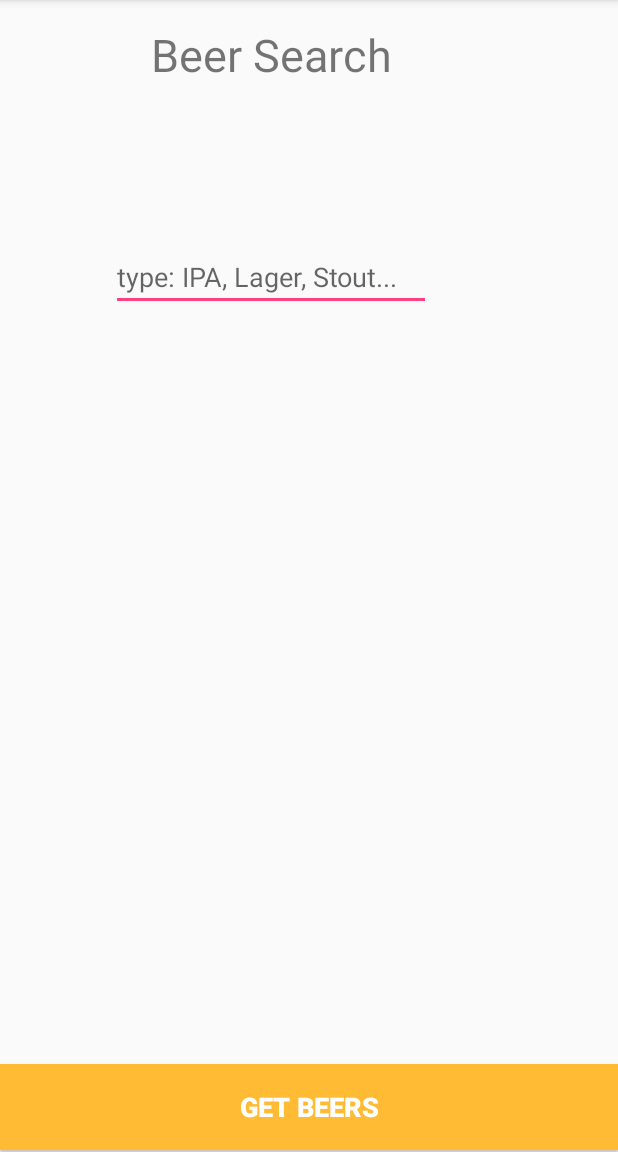
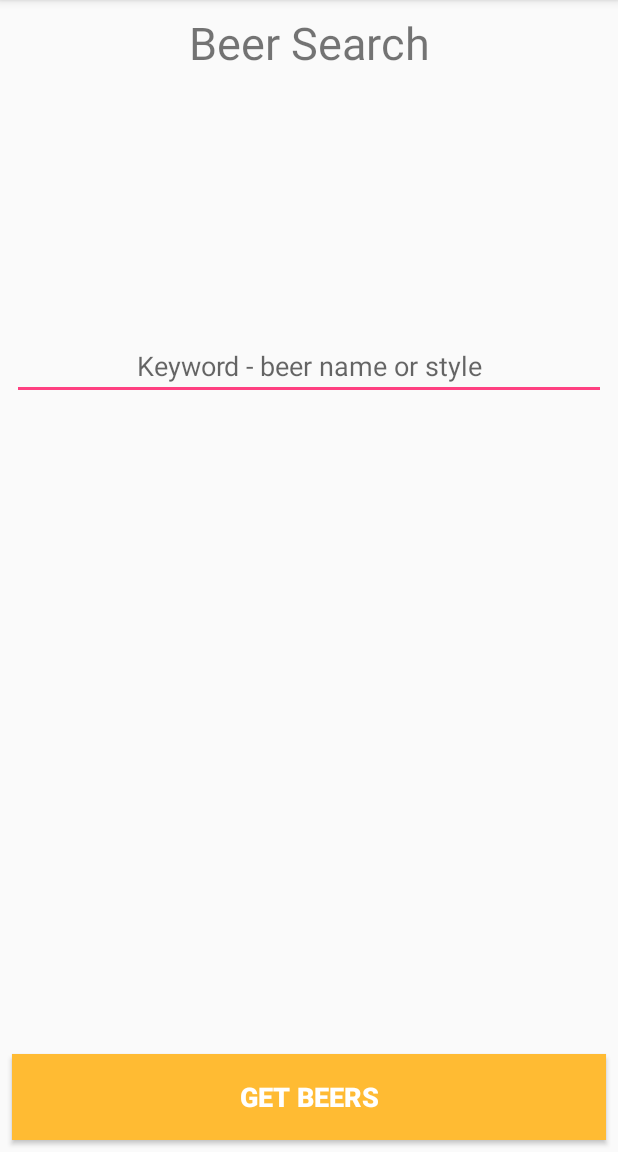
Before and after one commit to christiangmartinez/fizzy-quest, an Android app: the SearchActivity screen opened directly, with no data from a screen before it, on a phone screen of 412 x 824 dp, the part 84-1236 px from its top. Run offline under Robolectric (Android 15) with nearby library versions, the phone set to English and light mode, and no system bars; our stand-ins replace ButterKnife.

```diff
--- a/app/src/main/res/layout/activity_main.xml
+++ b/app/src/main/res/layout/activity_main.xml
@@ -30,7 +30,7 @@
         android:layout_height="0dp"
         android:scaleType="centerCrop"
         app:layout_constraintBottom_toBottomOf="parent"
-        app:layout_constraintHorizontal_bias="0.32"
+        app:layout_constraintHorizontal_bias="0.0"
         app:layout_constraintLeft_toLeftOf="parent"
         app:layout_constraintRight_toRightOf="parent"
         app:layout_constraintTop_toTopOf="parent"
--- a/app/src/main/res/layout/activity_search.xml
+++ b/app/src/main/res/layout/activity_search.xml
@@ -4,36 +4,40 @@
     xmlns:tools="http://schemas.android.com/tools"
     android:layout_width="match_parent"
     android:layout_height="match_parent"
-    tools:context="io.xtian.fizzyquest.ui.SearchActivity">
+    tools:context="io.xtian.fizzyquest.ui.SearchActivity"
+    tools:layout_editor_absoluteY="81dp"
+    tools:layout_editor_absoluteX="0dp">
 
     <EditText
         android:id="@+id/userParams"
-        android:layout_width="wrap_content"
+        android:layout_width="0dp"
         android:layout_height="wrap_content"
-        android:layout_marginLeft="74dp"
-        android:layout_marginStart="74dp"
-        android:layout_marginTop="162dp"
+        android:layout_marginLeft="8dp"
+        android:layout_marginRight="8dp"
         android:ems="10"
-        android:hint="type: IPA, Lager, Stout..."
+        android:hint="Keyword - beer name or style"
         android:inputType="textPersonName"
+        android:singleLine="false"
+        android:textAlignment="center"
         app:layout_constraintLeft_toLeftOf="parent"
-        app:layout_constraintTop_toTopOf="parent"
-        tools:layout_constraintLeft_creator="1"
-        tools:layout_constraintTop_creator="1" />
+        app:layout_constraintRight_toRightOf="parent"
+        app:layout_constraintHorizontal_bias="0.0"
+        android:layout_marginTop="175dp"
+        app:layout_constraintTop_toBottomOf="@+id/textView" />
 
     <TextView
         android:id="@+id/textView"
         android:layout_width="0dp"
         android:layout_height="38dp"
-        android:layout_marginTop="16dp"
         android:text="Beer Search"
         android:textAlignment="center"
         android:textSize="30sp"
         app:layout_constraintTop_toTopOf="parent"
-        tools:layout_constraintRight_creator="1"
-        app:layout_constraintRight_toRightOf="@+id/userParams"
-        tools:layout_constraintLeft_creator="1"
-        app:layout_constraintLeft_toLeftOf="@+id/userParams" />
+        android:layout_marginTop="8dp"
+        android:layout_marginLeft="8dp"
+        app:layout_constraintLeft_toLeftOf="parent"
+        android:layout_marginRight="8dp"
+        app:layout_constraintRight_toRightOf="parent" />
 
     <Button
         android:id="@+id/searchButton"
@@ -44,12 +48,11 @@
         android:textColor="@android:color/white"
         android:textSize="18sp"
         android:textStyle="bold"
+        android:layout_marginLeft="8dp"
+        app:layout_constraintLeft_toLeftOf="parent"
+        android:layout_marginRight="8dp"
+        app:layout_constraintRight_toRightOf="parent"
+        app:layout_constraintBottom_toBottomOf="parent"
         app:layout_constraintHorizontal_bias="0.0"
-        app:layout_constraintLeft_toLeftOf="parent"
-        app:layout_constraintRight_toRightOf="parent"
-        tools:layout_constraintRight_creator="1"
-        tools:layout_constraintBottom_creator="1"
-        app:layout_constraintBottom_toBottomOf="parent"
-        tools:layout_constraintLeft_creator="1"
-        android:layout_marginBottom="1dp" />
+        android:layout_marginBottom="8dp" />
 </android.support.constraint.ConstraintLayout>
```
Also changed, not shown: app/src/main/res/layout/beer_list_item.xml (+31 -16 lines).
